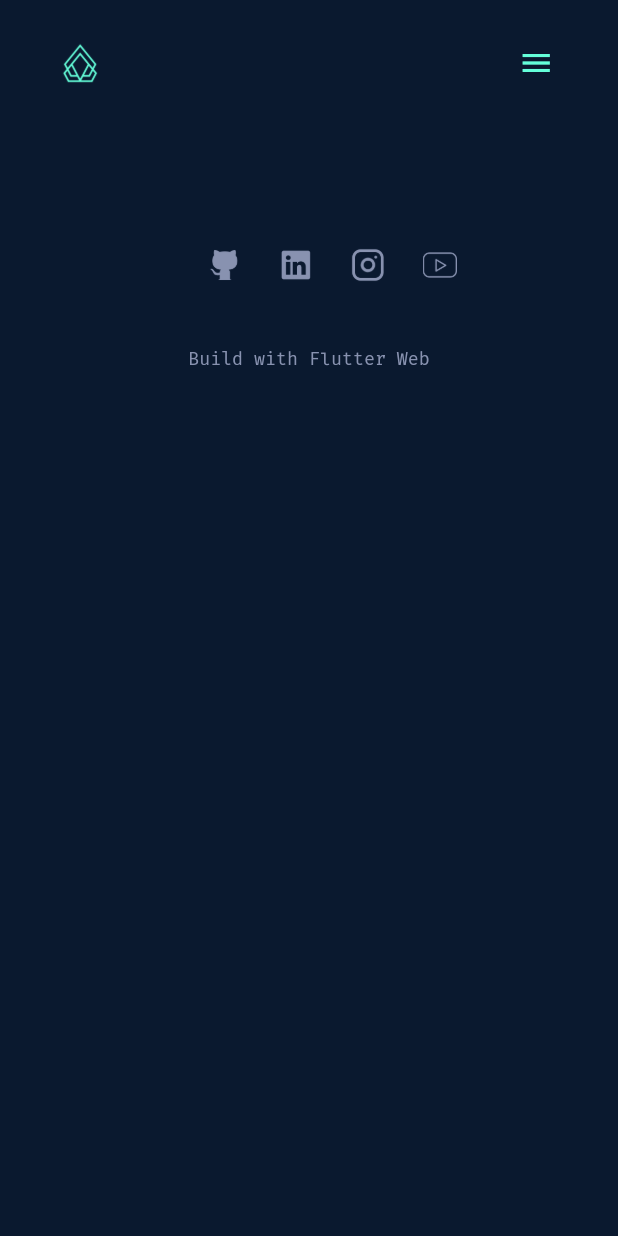
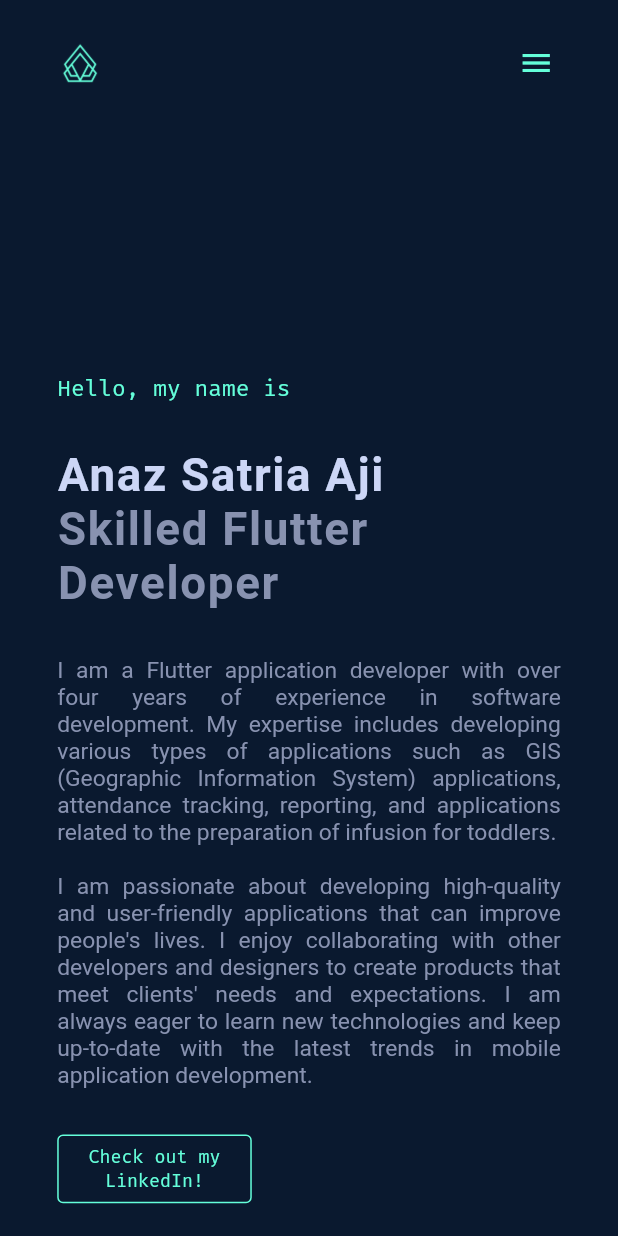
Before and after one commit to ajianaz/ajianaz.dev, a Flutter app: the screen it shows after launch, on a phone screen of 412 x 824 dp. Run offline on Flutter 3.47's test engine with Material 2 defaults, Android fonts, the phone set to English and light mode, and no system bars; drawn by our look-alikes of scrollable_positioned_list; our stand-ins replace flutter_screenutil, get, google_fonts; missing offline and left inert: dart:html; Roboto replaces fonts that are missing (Heebo).

Commit message:
create general introduction section

```diff
--- a/lib/app/modules/home/controllers/home_controller.dart
+++ b/lib/app/modules/home/controllers/home_controller.dart
@@ -1,3 +1,4 @@
+import 'package:ajianaz_dev/app/modules/home/views/widgets/general_introduction.dart';
 import 'package:ajianaz_dev/widgets/others/footer.dart';
 import 'package:flutter/material.dart';
 import 'package:get/get.dart';
@@ -7,7 +8,7 @@ class HomeController extends GetxController {
   final itemScrollController = ItemScrollController();
 
   List<Widget> contents = const [
-    // GeneralIntroduction(),
+    GeneralIntroduction(),
     // About(),
     // Experience(),
     // Project(),
--- a/lib/app/modules/home/views/home_view.dart
+++ b/lib/app/modules/home/views/home_view.dart
@@ -1,3 +1,4 @@
+import 'package:ajianaz_dev/constants/constant.dart';
 import 'package:ajianaz_dev/styles/colors.dart';
 import 'package:ajianaz_dev/widgets/buttons/floating_left_button.dart';
 // import 'package:ajianaz_dev/widgets/buttons/floating_right_button.dart';
@@ -16,7 +17,7 @@ class HomeView extends GetView<HomeController> {
   Widget build(BuildContext context) {
     return Title(
       color: Colors.black,
-      title: "Ajianaz Personal Website",
+      title: App.Title,
       child: Scaffold(
         backgroundColor: AppColor.backgroundColor,
         endDrawer: DrawerCustom(
--- /dev/null
+++ b/lib/app/modules/home/views/widgets/general_introduction.dart
@@ -0,0 +1,78 @@
+import 'package:ajianaz_dev/constants/constant.dart';
+import 'package:ajianaz_dev/styles/colors.dart';
+import 'package:ajianaz_dev/styles/styles.dart';
+import 'package:ajianaz_dev/utils/app_utils.dart';
+import 'package:ajianaz_dev/widgets/buttons/primary_button.dart';
+import 'package:flutter/material.dart';
+import 'package:flutter_screenutil/flutter_screenutil.dart';
+
+class GeneralIntroduction extends StatelessWidget {
+  const GeneralIntroduction({Key? key}) : super(key: key);
+
+  @override
+  Widget build(BuildContext context) {
+    return Column(
+      crossAxisAlignment: CrossAxisAlignment.start,
+      children: [
+        verticalSpace(MediaQuery.of(context).size.height / 5),
+        Text(
+          'Hello, my name is',
+          style: TextStyles.firaCodeText.copyWith(fontSize: 20.h),
+        ),
+        verticalSpace(40.h),
+        Text(
+          App.Fullname,
+          style: TextStyles.heeboText.copyWith(
+            fontSize: MediaQuery.of(context).size.width < 960 ? 40.h : 60.h,
+            color: AppColor.textColor1,
+            fontWeight: FontWeight.w600,
+            letterSpacing: 1.1,
+          ),
+        ),
+        Text(
+          App.DescriptionShort,
+          style: TextStyles.heeboText.copyWith(
+            fontSize: MediaQuery.of(context).size.width < 960 ? 40.h : 60.h,
+            color: AppColor.textColor2,
+            fontWeight: FontWeight.w600,
+            letterSpacing: 1.1,
+          ),
+        ),
+        verticalSpace(40.h),
+        SizedBox(
+          width: MediaQuery.of(context).size.width < 960
+              ? double.infinity
+              : MediaQuery.of(context).size.width / 1.2,
+          child: Text(
+            App.Description,
+            style: TextStyles.heeboText
+                .copyWith(fontSize: 20.h, color: AppColor.textColor2),
+            textAlign: TextAlign.justify,
+          ),
+        ),
+        verticalSpace(40.h),
+        Padding(
+          padding: EdgeInsets.only(
+            right: MediaQuery.of(context).size.width < 1000
+                ? MediaQuery.of(context).size.width / 2
+                : MediaQuery.of(context).size.width / 1.7,
+          ),
+          child: ButtonPrimary(
+            onTap: () {
+              AppUtils.openLink(
+                'https://www.linkedin.com/in/ajianaz/',
+              );
+            },
+            height: 60.h,
+            isOutline: true,
+            label: 'Check out my LinkedIn!',
+            color: Colors.transparent,
+            outlineColor: AppColor.primaryColor,
+            radius: 5.h,
+          ),
+        ),
+        verticalSpace(MediaQuery.of(context).size.height / 4),
+      ],
+    );
+  }
+}
--- /dev/null
+++ b/lib/constants/constant.dart
@@ -0,0 +1,23 @@
+// ignore_for_file: constant_identifier_names
+
+const String CACHE_ACCESS_TOKEN = 'access_token';
+const String CACHE_ACCESS_USERNAME = 'access_username';
+const String CACHE_ACCESS_PASSWORD = 'access_password';
+const String CACHE_API_LOG = 'log_api';
+const String CACHE_PIN = 'pin';
+const String LOG_BUTTON = 'log_button';
+const String OPEN_LOG = 'open_log';
+const String CLOSE_LOG = 'close_log';
+const String APP_FIRST_TIME_OPEN = 'app_first_time_open';
+const String FCM_TOKEN = 'fcm_token';
+const String APP_LANGUAGE = 'app_language';
+
+class App {
+  static String Fullname = 'Anaz Satria Aji';
+  static String Title = 'Ajianaz Website';
+  static String DescriptionShort = 'Skilled Flutter Developer';
+  static String Description =
+      '''\t\t\t\t\t\tI am a Flutter application developer with over four years of experience in software development. My expertise includes developing various types of applications such as GIS (Geographic Information System) applications, attendance tracking, reporting, and applications related to the preparation of infusion for toddlers.
+
+      I am passionate about developing high-quality and user-friendly applications that can improve people's lives. I enjoy collaborating with other developers and designers to create products that meet clients' needs and expectations. I am always eager to learn new technologies and keep up-to-date with the latest trends in mobile application development.''';
+}
```
Also changed, not shown: 1 other file.
